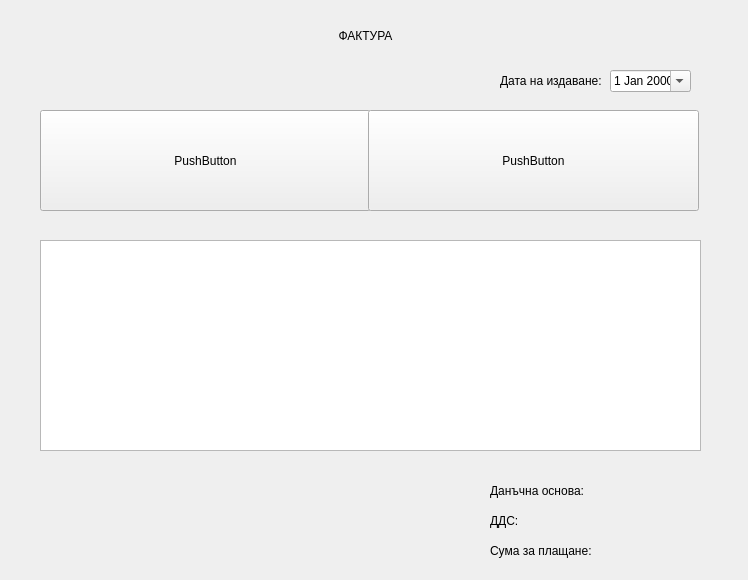
The window that src/View/FinancialView/FinancialView.ui (thefinalcutbg/DinoDent) describes before a commit, drawn with Qt 5.
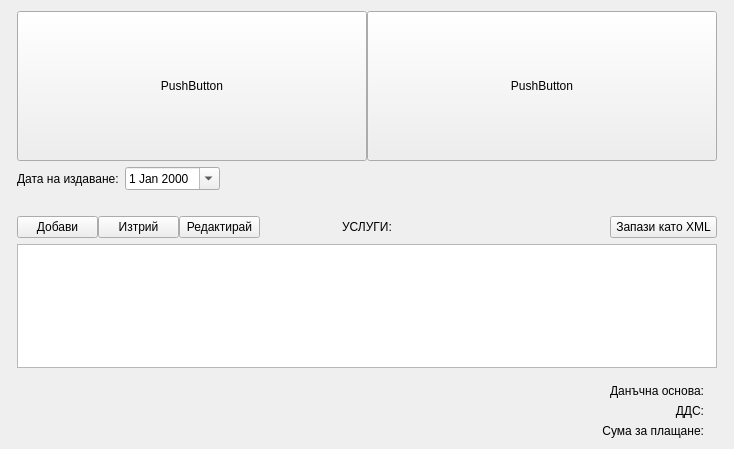
The same window after the commit. Custom widgets are drawn as their Qt base class.

Commit message: Financial documents are now opened as tabs instead of as dialogs

What changed in the file:
```diff
--- a/src/View/FinancialView/FinancialView.ui
+++ b/src/View/FinancialView/FinancialView.ui
@@ -6,130 +6,413 @@
    <rect>
     <x>0</x>
     <y>0</y>
-    <width>748</width>
-    <height>580</height>
+    <width>734</width>
+    <height>449</height>
    </rect>
   </property>
+  <property name="sizePolicy">
+   <sizepolicy hsizetype="Preferred" vsizetype="Preferred">
+    <horstretch>0</horstretch>
+    <verstretch>0</verstretch>
+   </sizepolicy>
+  </property>
+  <property name="maximumSize">
+   <size>
+    <width>16777215</width>
+    <height>16777215</height>
+   </size>
+  </property>
   <property name="windowTitle">
    <string>FinancialView</string>
   </property>
-  <widget class="RecipientTileButton" name="recipientButton">
-   <property name="geometry">
-    <rect>
-     <x>40</x>
-     <y>110</y>
-     <width>331</width>
-     <height>101</height>
-    </rect>
-   </property>
-   <property name="text">
-    <string>PushButton</string>
-   </property>
-  </widget>
-  <widget class="IssuerTileButton" name="issuerButton">
-   <property name="geometry">
-    <rect>
-     <x>368</x>
-     <y>110</y>
-     <width>331</width>
-     <height>101</height>
-    </rect>
-   </property>
-   <property name="text">
-    <string>PushButton</string>
-   </property>
-  </widget>
-  <widget class="QLabel" name="label">
-   <property name="geometry">
-    <rect>
-     <x>210</x>
-     <y>10</y>
-     <width>311</width>
-     <height>51</height>
-    </rect>
-   </property>
-   <property name="text">
-    <string>ФАКТУРА</string>
-   </property>
-   <property name="alignment">
-    <set>Qt::AlignCenter</set>
-   </property>
-  </widget>
-  <widget class="QDateEdit" name="dateEdit">
-   <property name="geometry">
-    <rect>
-     <x>610</x>
-     <y>70</y>
-     <width>81</width>
-     <height>22</height>
-    </rect>
-   </property>
-   <property name="calendarPopup">
-    <bool>true</bool>
-   </property>
-  </widget>
-  <widget class="QLabel" name="label_2">
-   <property name="geometry">
-    <rect>
-     <x>500</x>
-     <y>70</y>
-     <width>111</width>
-     <height>21</height>
-    </rect>
-   </property>
-   <property name="text">
-    <string>Дата на издаване:</string>
-   </property>
-  </widget>
-  <widget class="QTableView" name="tableView">
-   <property name="geometry">
-    <rect>
-     <x>40</x>
-     <y>240</y>
-     <width>661</width>
-     <height>211</height>
-    </rect>
-   </property>
-  </widget>
-  <widget class="QLabel" name="label_3">
-   <property name="geometry">
-    <rect>
-     <x>490</x>
-     <y>480</y>
-     <width>211</width>
-     <height>21</height>
-    </rect>
-   </property>
-   <property name="text">
-    <string>Данъчна основа:</string>
-   </property>
-  </widget>
-  <widget class="QLabel" name="label_4">
-   <property name="geometry">
-    <rect>
-     <x>490</x>
-     <y>510</y>
-     <width>211</width>
-     <height>21</height>
-    </rect>
-   </property>
-   <property name="text">
-    <string>ДДС:</string>
-   </property>
-  </widget>
-  <widget class="QLabel" name="label_5">
-   <property name="geometry">
-    <rect>
-     <x>490</x>
-     <y>540</y>
-     <width>211</width>
-     <height>21</height>
-    </rect>
-   </property>
-   <property name="text">
-    <string>Сума за плащане: </string>
-   </property>
-  </widget>
+  <layout class="QHBoxLayout" name="horizontalLayout_6">
+   <item>
+    <spacer name="horizontalSpacer_3">
+     <property name="orientation">
+      <enum>Qt::Horizontal</enum>
+     </property>
+     <property name="sizeHint" stdset="0">
+      <size>
+       <width>27</width>
+       <height>20</height>
+      </size>
+     </property>
+    </spacer>
+   </item>
+   <item>
+    <layout class="QVBoxLayout" name="verticalLayout_3">
+     <item>
+      <layout class="QHBoxLayout" name="horizontalLayout_2">
+       <property name="spacing">
+        <number>0</number>
+       </property>
+       <item>
+        <widget class="RecipientTileButton" name="recipientButton">
+         <property name="sizePolicy">
+          <sizepolicy hsizetype="Preferred" vsizetype="Fixed">
+           <horstretch>0</horstretch>
+           <verstretch>0</verstretch>
+          </sizepolicy>
+         </property>
+         <property name="minimumSize">
+          <size>
+           <width>350</width>
+           <height>150</height>
+          </size>
+         </property>
+         <property name="text">
+          <string>PushButton</string>
+         </property>
+        </widget>
+       </item>
+       <item>
+        <widget class="IssuerTileButton" name="issuerButton">
+         <property name="sizePolicy">
+          <sizepolicy hsizetype="Preferred" vsizetype="Fixed">
+           <horstretch>0</horstretch>
+           <verstretch>0</verstretch>
+          </sizepolicy>
+         </property>
+         <property name="minimumSize">
+          <size>
+           <width>350</width>
+           <height>150</height>
+          </size>
+         </property>
+         <property name="text">
+          <string>PushButton</string>
+         </property>
+        </widget>
+       </item>
+      </layout>
+     </item>
+     <item>
+      <layout class="QHBoxLayout" name="horizontalLayout">
+       <item>
+        <widget class="QLabel" name="label_2">
+         <property name="sizePolicy">
+          <sizepolicy hsizetype="Preferred" vsizetype="Preferred">
+           <horstretch>0</horstretch>
+           <verstretch>0</verstretch>
+          </sizepolicy>
+         </property>
+         <property name="minimumSize">
+          <size>
+           <width>0</width>
+           <height>0</height>
+          </size>
+         </property>
+         <property name="text">
+          <string>Дата на издаване:</string>
+         </property>
+         <property name="alignment">
+          <set>Qt::AlignLeading|Qt::AlignLeft|Qt::AlignVCenter</set>
+         </property>
+        </widget>
+       </item>
+       <item>
+        <widget class="QDateEdit" name="dateEdit">
+         <property name="sizePolicy">
+          <sizepolicy hsizetype="Preferred" vsizetype="Fixed">
+           <horstretch>0</horstretch>
+           <verstretch>0</verstretch>
+          </sizepolicy>
+         </property>
+         <property name="calendarPopup">
+          <bool>true</bool>
+         </property>
+        </widget>
+       </item>
+       <item>
+        <spacer name="horizontalSpacer_4">
+         <property name="orientation">
+          <enum>Qt::Horizontal</enum>
+         </property>
+         <property name="sizeHint" stdset="0">
+          <size>
+           <width>40</width>
+           <height>20</height>
+          </size>
+         </property>
+        </spacer>
+       </item>
+      </layout>
+     </item>
+     <item>
+      <layout class="QHBoxLayout" name="horizontalLayout_5">
+       <property name="spacing">
+        <number>0</number>
+       </property>
+       <property name="topMargin">
+        <number>20</number>
+       </property>
+       <item>
+        <widget class="QPushButton" name="addButton">
+         <property name="sizePolicy">
+          <sizepolicy hsizetype="Fixed" vsizetype="Fixed">
+           <horstretch>0</horstretch>
+           <verstretch>0</verstretch>
+          </sizepolicy>
+         </property>
+         <property name="minimumSize">
+          <size>
+           <width>81</width>
+           <height>0</height>
+          </size>
+         </property>
+         <property name="text">
+          <string>Добави</string>
+         </property>
+        </widget>
+       </item>
+       <item>
+        <widget class="QPushButton" name="deleteButton">
+         <property name="sizePolicy">
+          <sizepolicy hsizetype="Fixed" vsizetype="Fixed">
+           <horstretch>0</horstretch>
+           <verstretch>0</verstretch>
+          </sizepolicy>
+         </property>
+         <property name="minimumSize">
+          <size>
+           <width>81</width>
+           <height>0</height>
+          </size>
+         </property>
+         <property name="text">
+          <string>Изтрий</string>
+         </property>
+        </widget>
+       </item>
+       <item>
+        <widget class="QPushButton" name="editButton">
+         <property name="sizePolicy">
+          <sizepolicy hsizetype="Fixed" vsizetype="Fixed">
+           <horstretch>0</horstretch>
+           <verstretch>0</verstretch>
+          </sizepolicy>
+         </property>
+         <property name="minimumSize">
+          <size>
+           <width>81</width>
+           <height>0</height>
+          </size>
+         </property>
+         <property name="text">
+          <string>Редактирай</string>
+         </property>
+        </widget>
+       </item>
+       <item>
+        <widget class="QLabel" name="operationsLabel">
+         <property name="text">
+          <string>УСЛУГИ:</string>
+         </property>
+         <property name="alignment">
+          <set>Qt::AlignCenter</set>
+         </property>
+        </widget>
+       </item>
+       <item>
+        <spacer name="horizontalSpacer_5">
+         <property name="orientation">
+          <enum>Qt::Horizontal</enum>
+         </property>
+         <property name="sizeType">
+          <enum>QSizePolicy::Fixed</enum>
+         </property>
+         <property name="sizeHint" stdset="0">
+          <size>
+           <width>136</width>
+           <height>20</height>
+          </size>
+         </property>
+        </spacer>
+       </item>
+       <item>
+        <widget class="QPushButton" name="saveXMLButton">
+         <property name="sizePolicy">
+          <sizepolicy hsizetype="Fixed" vsizetype="Fixed">
+           <horstretch>0</horstretch>
+           <verstretch>0</verstretch>
+          </sizepolicy>
+         </property>
+         <property name="minimumSize">
+          <size>
+           <width>107</width>
+           <height>0</height>
+          </size>
+         </property>
+         <property name="text">
+          <string>Запази като XML</string>
+         </property>
+        </widget>
+       </item>
+      </layout>
+     </item>
+     <item>
+      <widget class="ProcedureTable" name="operationsTable">
+       <property name="sizePolicy">
+        <sizepolicy hsizetype="Preferred" vsizetype="Expanding">
+         <horstretch>0</horstretch>
+         <verstretch>0</verstretch>
+        </sizepolicy>
+       </property>
+       <property name="minimumSize">
+        <size>
+         <width>700</width>
+         <height>0</height>
+        </size>
+       </property>
+       <property name="styleSheet">
+        <string notr="true"/>
+       </property>
+      </widget>
+     </item>
+     <item>
+      <layout class="QHBoxLayout" name="horizontalLayout_3">
+       <property name="topMargin">
+        <number>10</number>
+       </property>
+       <item>
+        <spacer name="horizontalSpacer">
+         <property name="orientation">
+          <enum>Qt::Horizontal</enum>
+         </property>
+         <property name="sizeHint" stdset="0">
+          <size>
+           <width>40</width>
+           <height>20</height>
+          </size>
+         </property>
+        </spacer>
+       </item>
+       <item>
+        <layout class="QHBoxLayout" name="horizontalLayout_4">
+         <item>
+          <layout class="QVBoxLayout" name="verticalLayout">
+           <item>
+            <widget class="QLabel" name="label">
+             <property name="text">
+              <string>Данъчна основа:</string>
+             </property>
+             <property name="alignment">
+              <set>Qt::AlignRight|Qt::AlignTrailing|Qt::AlignVCenter</set>
+             </property>
+            </widget>
+           </item>
+           <item>
+            <widget class="QLabel" name="label_3">
+             <property name="text">
+              <string>ДДС:</string>
+             </property>
+             <property name="alignment">
+              <set>Qt::AlignRight|Qt::AlignTrailing|Qt::AlignVCenter</set>
+             </property>
+            </widget>
+           </item>
+           <item>
+            <widget class="QLabel" name="label_4">
+             <property name="text">
+              <string>Сума за плащане:</string>
+             </property>
+             <property name="alignment">
+              <set>Qt::AlignRight|Qt::AlignTrailing|Qt::AlignVCenter</set>
+             </property>
+            </widget>
+           </item>
+          </layout>
+         </item>
+         <item>
+          <layout class="QVBoxLayout" name="verticalLayout_2">
+           <item>
+            <widget class="QLabel" name="priceLabel">
+             <property name="sizePolicy">
+              <sizepolicy hsizetype="Preferred" vsizetype="Preferred">
+               <horstretch>0</horstretch>
+               <verstretch>0</verstretch>
+              </sizepolicy>
+             </property>
+             <property name="minimumSize">
+              <size>
+               <width>0</width>
+               <height>0</height>
+              </size>
+             </property>
+             <property name="text">
+              <string/>
+             </property>
+             <property name="alignment">
+              <set>Qt::AlignLeading|Qt::AlignLeft|Qt::AlignVCenter</set>
+             </property>
+            </widget>
+           </item>
+           <item>
+            <widget class="QLabel" name="vatLabel">
+             <property name="sizePolicy">
+              <sizepolicy hsizetype="Preferred" vsizetype="Preferred">
+               <horstretch>0</horstretch>
+               <verstretch>0</verstretch>
+              </sizepolicy>
+             </property>
+             <property name="minimumSize">
+              <size>
+               <width>0</width>
+               <height>0</height>
+              </size>
+             </property>
+             <property name="text">
+              <string/>
+             </property>
+             <property name="alignment">
+              <set>Qt::AlignLeading|Qt::AlignLeft|Qt::AlignVCenter</set>
+             </property>
+            </widget>
+           </item>
+           <item>
+            <widget class="QLabel" name="sumLabel">
+             <property name="sizePolicy">
+              <sizepolicy hsizetype="Preferred" vsizetype="Preferred">
+               <horstretch>0</horstretch>
+               <verstretch>0</verstretch>
+              </sizepolicy>
+             </property>
+             <property name="minimumSize">
+              <size>
+               <width>0</width>
+               <height>0</height>
+              </size>
+             </property>
+             <property name="text">
+              <string/>
+             </property>
+             <property name="alignment">
+              <set>Qt::AlignLeading|Qt::AlignLeft|Qt::AlignVCenter</set>
+             </property>
+            </widget>
+           </item>
+          </layout>
+         </item>
+        </layout>
+       </item>
+      </layout>
+     </item>
+    </layout>
+   </item>
+   <item>
+    <spacer name="horizontalSpacer_2">
+     <property name="orientation">
+      <enum>Qt::Horizontal</enum>
+     </property>
+     <property name="sizeHint" stdset="0">
+      <size>
+       <width>27</width>
+       <height>20</height>
+      </size>
+     </property>
+    </spacer>
+   </item>
+  </layout>
  </widget>
  <layoutdefault spacing="6" margin="11"/>
  <customwidgets>
@@ -143,6 +426,11 @@
    <extends>QPushButton</extends>
    <header>FinancialTileButton.h</header>
   </customwidget>
+  <customwidget>
+   <class>ProcedureTable</class>
+   <extends>QTableView</extends>
+   <header>View/ProcedureDisplayModel/ProcedureTable.h</header>
+  </customwidget>
  </customwidgets>
  <resources/>
  <connections/>
```
The commit also changes 52 other files.
